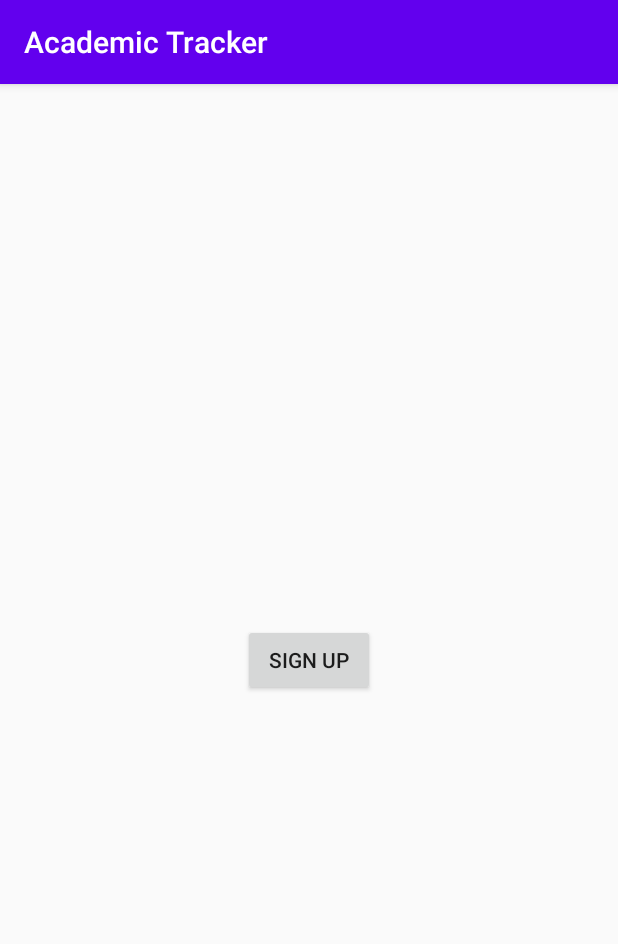
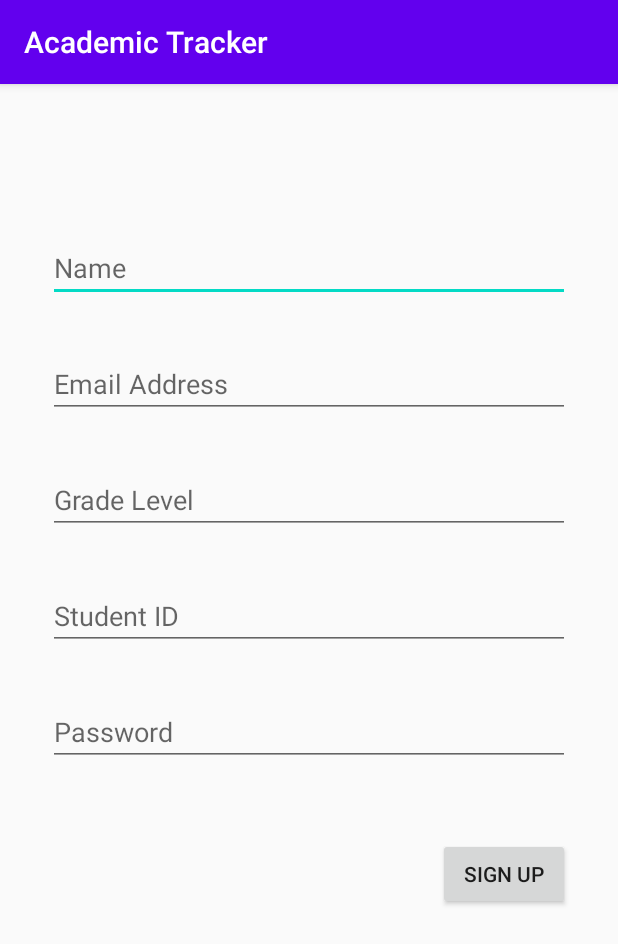
Before and after one commit to rheashetty74/Academic_Tracker, an Android app: the RegistrationActivity screen opened directly, with no data from a screen before it, after a tap on "SIGN UP", on a phone screen of 412 x 824 dp. Shown: the top 944 px of the screen. Run offline under Robolectric (Android 15) with nearby library versions, the phone set to English and light mode, and no system bars.

Commit message:
Registration and Login feature:
Updating registration screen to have input fields. Updating comparison
method in SchoolSever to compare all fields of registration. Removing overloaded constructor as it is not required anymore.

Introducing Login feature. Login screen is the launcher activity. The screen as two input fields and two buttons. LoginActivity has onClickListeners for both buttons. Sign Up button starts the registration activity. Login button initiates verifyLogin flow.
The ViewModel invokes the verifyLogin method of the LoginRepository. LoginRepository verifies with the SchoolServer if the credentials are correct and returns true or false accordingly. If login is successful, a toast shows success message and moves onto the main course details screen.
If login fails, then an error message is shown and password field is reset.

Updating minimum SDK Level supported to 21.

```diff
--- a/app/build.gradle
+++ b/app/build.gradle
@@ -6,7 +6,7 @@ android {
 
     defaultConfig {
         applicationId "com.iit.academictracker"
-        minSdkVersion 16
+        minSdkVersion 21
         targetSdkVersion 29
         versionCode 1
         versionName "1.0"
@@ -26,7 +26,7 @@ android {
 dependencies {
     implementation fileTree(dir: 'libs', include: ['*.jar'])
 
-    implementation 'androidx.appcompat:appcompat:1.0.2'
+    implementation 'androidx.appcompat:appcompat:1.1.0'
     implementation 'androidx.constraintlayout:constraintlayout:1.1.3'
     testImplementation 'junit:junit:4.12'
     androidTestImplementation 'androidx.test.ext:junit:1.1.1'
--- a/app/src/main/java/com/iit/academictracker/SchoolServer.java
+++ b/app/src/main/java/com/iit/academictracker/SchoolServer.java
@@ -1,5 +1,6 @@
 package com.iit.academictracker;
 
+import com.iit.academictracker.data_models.Login;
 import com.iit.academictracker.data_models.Registration;
 
 import java.util.ArrayList;
@@ -11,16 +12,38 @@ import java.util.ArrayList;
 
 public class SchoolServer {
 
-    private ArrayList<Registration> registered_students;
+    private ArrayList<Registration> registeredStudents;
 
     public SchoolServer() {
-        registered_students = new ArrayList<>();
+        registeredStudents = new ArrayList<>();
         populateRegisteredStudents();
     }
 
-    public boolean verifyRegistrationInfo(Registration reg_info) {
-        for (Registration students : registered_students) {
-            if (reg_info.getStudentID().equals(students.getStudentID())) {
+    public boolean verifyRegistrationInfo(Registration regInfo) {
+        String studentID = regInfo.getStudentID();
+        String name = regInfo.getName();
+        String email = regInfo.getEmail();
+        String gradeLevel = regInfo.getGradeLevel();
+
+        for (Registration students : registeredStudents) {
+            //TO-DO: override comparator to compare both objects
+            if (students.getStudentID().equals(studentID) &&
+                    students.getName().equals(name) &&
+                    students.getEmail().equals(email) &&
+                    students.getGradeLevel().equals(gradeLevel)) {
+                return true;
+            }
+        }
+        return false;
+    }
+
+    public boolean verifyLoginInfo(Login loginInfo) {
+        String email = loginInfo.getEmail();
+        String password = loginInfo.getPassword();
+
+        for (Registration students : registeredStudents) {
+            if (students.getEmail().equals(email) &&
+                    students.getPassword().equals(password)) {
                 return true;
             }
         }
@@ -28,10 +51,10 @@ public class SchoolServer {
     }
 
     private void populateRegisteredStudents() {
-        registered_students.add(new Registration("1", "Rhea", "Masters", "rhea@iit.com"));
-        registered_students.add(new Registration("2", "Rupa", "Masters", "rupa@iit.com"));
-        registered_students.add(new Registration("3", "Sharan", "Masters", "sharan@iit.com"));
-        registered_students.add(new Registration("4", "Jordan", "PhD", "jordan@iit.com"));
-        registered_students.add(new Registration("5", "Nico", "Freshman", "nico@iit.com"));
+        registeredStudents.add(new Registration("1", "Rhea", "Masters", "rhea@iit.edu", "rhea123"));
+        registeredStudents.add(new Registration("2", "Rupa", "Masters", "rupa@iit.edu", "rupa123"));
+        registeredStudents.add(new Registration("3", "Sharan", "Masters", "sharan@iit.edu", "sharan123"));
+        registeredStudents.add(new Registration("4", "Jordan", "PhD", "jordan@iit.edu", "jordan123"));
+        registeredStudents.add(new Registration("5", "Nico", "Freshman", "nico@iit.edu", "nico123"));
     }
 }
--- a/app/src/main/java/com/iit/academictracker/data_models/Registration.java
+++ b/app/src/main/java/com/iit/academictracker/data_models/Registration.java
@@ -7,13 +7,6 @@ public class Registration {
     private String studentID;
     private String email;
     private String password;
-
-    public Registration(String studentID, String name, String gradeLevel, String email) {
-        this.name = name;
-        this.gradeLevel = gradeLevel;
-        this.studentID = studentID;
-        this.email = email;
-    }
 
     public Registration(String studentID, String name, String gradeLevel, String email, String password) {
         this.name = name;
--- a/app/src/main/java/com/iit/academictracker/repositories/RegisterationRepository.java
+++ b/app/src/main/java/com/iit/academictracker/repositories/RegistrationRepository.java
@@ -12,30 +12,30 @@ import com.iit.academictracker.data_models.User;
  * to the database
  */
 
-public class RegisterationRepository {
+public class RegistrationRepository {
     private String TAG = "RegistrationRepository";
     private SchoolServer server;
 
-    public RegisterationRepository() {
+    public RegistrationRepository() {
         server = new SchoolServer();
     }
 
-    public boolean verifyRegistrationInfo(Registration reg_info) {
-        boolean response = server.verifyRegistrationInfo(reg_info);
+    public boolean verifyRegistrationInfo(Registration regInfo) {
+        boolean response = server.verifyRegistrationInfo(regInfo);
         if (response) {
             Log.d(TAG, "User verified on server, registering user locally");
-            registerUser(reg_info);
+            registerUser(regInfo);
             return true;
         }
         return false;
     }
 
-    private void registerUser(Registration reg_info) {
-        User user_info = new User(
-                reg_info.getStudentID(),
-                reg_info.getName(),
-                reg_info.getGradeLevel(),
-                reg_info.getEmail()
+    private void registerUser(Registration regInfo) {
+        User userInfo = new User(
+                regInfo.getStudentID(),
+                regInfo.getName(),
+                regInfo.getGradeLevel(),
+                regInfo.getEmail()
         );
 
         //TO-DO: Save to Database
--- a/app/src/main/java/com/iit/academictracker/view_models/RegistrationViewModel.java
+++ b/app/src/main/java/com/iit/academictracker/view_models/RegistrationViewModel.java
@@ -1,7 +1,7 @@
 package com.iit.academictracker.view_models;
 
 import com.iit.academictracker.data_models.Registration;
-import com.iit.academictracker.repositories.RegisterationRepository;
+import com.iit.academictracker.repositories.RegistrationRepository;
 
 /**
  * This ViewModel is used for registeration of the user.
@@ -9,13 +9,13 @@ import com.iit.academictracker.repositories.RegisterationRepository;
  */
 
 public class RegistrationViewModel {
-    private RegisterationRepository reg_repo;
+    private RegistrationRepository regRepo;
 
     public RegistrationViewModel() {
-        reg_repo = new RegisterationRepository();
+        regRepo = new RegistrationRepository();
     }
 
-    public boolean verifyRegistrationInfo(Registration reg_info) {
-        return reg_repo.verifyRegistrationInfo(reg_info);
+    public boolean verifyRegistrationInfo(Registration regInfo) {
+        return regRepo.verifyRegistrationInfo(regInfo);
     }
 }
--- a/app/src/main/java/com/iit/academictracker/views/RegistrationActivity.java
+++ b/app/src/main/java/com/iit/academictracker/views/RegistrationActivity.java
@@ -5,10 +5,12 @@ import androidx.appcompat.app.AppCompatActivity;
 import android.os.Bundle;
 import android.view.View;
 import android.widget.Button;
+import android.widget.EditText;
 import android.widget.Toast;
 
 import com.iit.academictracker.R;
 import com.iit.academictracker.data_models.Registration;
+import com.iit.academictracker.view_models.RegistrationViewModel;
 import com.iit.academictracker.view_models.RegistrationViewModel;
 
 public class RegistrationActivity extends AppCompatActivity {
@@ -19,12 +21,28 @@ public class RegistrationActivity extends AppCompatActivity {
     protected void onCreate(Bundle savedInstanceState) {
         super.onCreate(savedInstanceState);
         setContentView(R.layout.activity_registration);
+
         registrationViewModel = new RegistrationViewModel();
+
         Button btn = findViewById(R.id.register);
+        final EditText name = findViewById(R.id.name);
+        final EditText email = findViewById(R.id.email);
+        final EditText gradeLevel = findViewById(R.id.gradeLevel);
+        final EditText studentID = findViewById(R.id.studentID);
+        final EditText password = findViewById(R.id.password);
+
         btn.setOnClickListener(new View.OnClickListener() {
             @Override
             public void onClick(View v) {
-                boolean response = registrationViewModel.verifyRegistrationInfo(new Registration("1", "Test", "Test", "test@iit.edu"));
+
+                Registration regInfo = new Registration(studentID.getText().toString(),
+                        name.getText().toString(),
+                        gradeLevel.getText().toString(),
+                        email.getText().toString(),
+                        password.getText().toString());
+
+                boolean response = registrationViewModel.verifyRegistrationInfo(regInfo);
+
                 if (response) {
                     Toast.makeText(RegistrationActivity.this, "Registration Successful", Toast.LENGTH_SHORT).show();
                     //TO-DO: Go to next activity
@@ -33,6 +51,8 @@ public class RegistrationActivity extends AppCompatActivity {
                 }
             }
         });
+
+        //TO-DO: Front end verification
     }
 
 
--- a/app/src/main/res/layout/activity_registration.xml
+++ b/app/src/main/res/layout/activity_registration.xml
@@ -6,13 +6,71 @@
     android:layout_height="match_parent"
     tools:context=".views.RegistrationActivity">
 
+    <EditText
+        android:id="@+id/name"
+        android:layout_width="match_parent"
+        android:layout_height="wrap_content"
+        android:layout_marginStart="32dp"
+        android:layout_marginTop="100dp"
+        android:layout_marginEnd="32dp"
+        android:hint="@string/name"
+        android:inputType="text"
+        app:layout_constraintEnd_toEndOf="parent"
+        app:layout_constraintStart_toStartOf="parent"
+        app:layout_constraintTop_toTopOf="parent" />
+
+    <EditText
+        android:id="@+id/email"
+        android:layout_width="match_parent"
+        android:layout_height="wrap_content"
+        android:inputType="textEmailAddress"
+        android:layout_marginStart="32dp"
+        android:layout_marginTop="32dp"
+        android:layout_marginEnd="32dp"
+        android:hint="@string/email_address"
+        app:layout_constraintTop_toBottomOf="@+id/name" />
+
+    <EditText
+        android:id="@+id/gradeLevel"
+        android:layout_width="match_parent"
+        android:layout_height="wrap_content"
+        android:inputType="text"
+        android:layout_marginStart="32dp"
+        android:layout_marginTop="32dp"
+        android:layout_marginEnd="32dp"
+        android:hint="@string/grade_level"
+        app:layout_constraintTop_toBottomOf="@+id/email" />
+
+    <EditText
+        android:id="@+id/studentID"
+        android:layout_width="match_parent"
+        android:layout_height="wrap_content"
+        android:inputType="number"
+        android:layout_marginStart="32dp"
+        android:layout_marginTop="32dp"
+        android:layout_marginEnd="32dp"
+        android:hint="@string/student_id"
+        app:layout_constraintTop_toBottomOf="@+id/gradeLevel" />
+
+    <EditText
+        android:id="@+id/password"
+        android:layout_width="match_parent"
+        android:layout_height="wrap_content"
+        android:inputType="textPassword"
+        android:layout_marginStart="32dp"
+        android:layout_marginTop="32dp"
+        android:layout_marginEnd="32dp"
+        android:hint="@string/password"
+        app:layout_constraintTop_toBottomOf="@+id/studentID" />
+
     <Button
         android:id="@+id/register"
         android:layout_width="wrap_content"
         android:layout_height="wrap_content"
         android:text="@string/register"
-        app:layout_constraintBottom_toBottomOf="parent"
+        android:layout_marginTop="48dp"
+        android:layout_marginEnd="32dp"
         app:layout_constraintEnd_toEndOf="parent"
-        app:layout_constraintStart_toStartOf="parent"
-        app:layout_constraintTop_toTopOf="parent" />
+        app:layout_constraintTop_toBottomOf="@+id/password" />
+
 </androidx.constraintlayout.widget.ConstraintLayout>
--- a/app/src/main/res/values/strings.xml
+++ b/app/src/main/res/values/strings.xml
@@ -1,4 +1,12 @@
 <resources>
     <string name="app_name">Academic Tracker</string>
     <string name="register">Sign Up</string>
+    <string name="name">Name</string>
+    <string name="email_address">Email Address</string>
+    <string name="grade_level">Grade Level</string>
+    <string name="student_id">Student ID</string>
+    <string name="password">Password</string>
+    <string name="login">Log In</string>
+    <string name="sign_up_text">Don\'t have an account? Sign Up here:</string>
+    <string name="login_error">Error: Email and/or Password incorrect. Please Try Again</string>
 </resources>
```
Also changed, not shown: app/src/main/AndroidManifest.xml (+8 -1 lines), app/src/main/java/com/iit/academictracker/data_models/Login.java (added, +28 -0 lines), app/src/main/java/com/iit/academictracker/repositories/LoginRepository.java (added, +25 -0 lines), app/src/main/java/com/iit/academictracker/view_models/LoginViewModel.java (added, +16 -0 lines), app/src/main/java/com/iit/academictracker/views/LoginActivity.java (added, +66 -0 lines), app/src/main/res/layout/activity_login.xml (added, +74 -0 lines).
